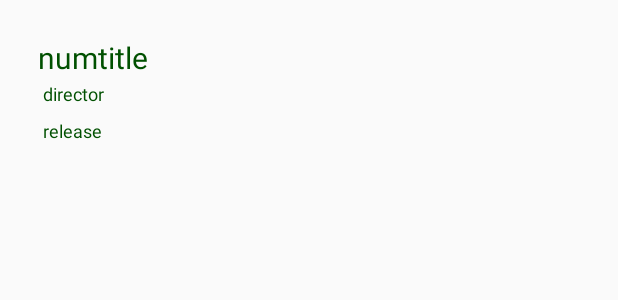
After one commit to d2634/prography_6th_android, an Android app: the layout movie_list.xml on its own in the app's theme, with its tools: preview values and no code run, on a phone screen of 412 x 824 dp. The commit adds this screen. Shown: the top 300 px of the screen. Run offline under Robolectric (Android 15) with nearby library versions, the phone set to English and light mode, and no system bars.

Commit message:
made movielist
parsed data using retrofit2
+using recyclerview

```diff
--- a/app/build.gradle
+++ b/app/build.gradle
@@ -27,4 +27,7 @@ dependencies {
     androidTestImplementation 'androidx.test.ext:junit:1.1.0'
     androidTestImplementation 'androidx.test.espresso:espresso-core:3.1.1'
     implementation 'com.google.android.material:material:1.0.0'
+    implementation 'com.squareup.retrofit2:retrofit:2.4.0'
+    implementation 'com.squareup.retrofit2:converter-gson:2.4.0'
+    implementation 'androidx.recyclerview:recyclerview:1.1.0'
 }
--- /dev/null
+++ b/app/src/main/res/layout/movie_list.xml
@@ -0,0 +1,76 @@
+<?xml version="1.0" encoding="utf-8"?>
+<LinearLayout xmlns:android="http://schemas.android.com/apk/res/android"
+    android:orientation="vertical" android:layout_width="match_parent"
+    android:layout_height="wrap_content"
+    android:id="@+id/wc_item"
+    android:layout_marginTop="7dp"
+    android:layout_marginLeft="5dp"
+    android:layout_marginRight="5dp"
+    >
+
+<LinearLayout
+    android:layout_width="match_parent"
+    android:layout_height="match_parent"
+    android:layout_gravity="center_vertical"
+    android:layout_marginTop="10dp"
+    android:layout_marginBottom="10dp"
+    android:orientation="vertical"
+    android:layout_marginLeft="20dp"
+    >
+    <LinearLayout
+        android:layout_width="260dp"
+        android:layout_height="wrap_content"
+        android:layout_gravity="center_vertical"
+        android:orientation="horizontal"
+        >
+    <TextView
+        android:id="@+id/num"
+       android:layout_width="wrap_content"
+        android:layout_height="wrap_content"
+        android:includeFontPadding="false"
+        android:textColor="#005000"
+        android:layout_marginTop="10dp"
+        android:text="num"
+        android:textSize="20dp"
+        android:lineSpacingExtra="4dp"
+        />
+        <TextView
+            android:id="@+id/title"
+            android:layout_width="260dp"
+            android:layout_height="wrap_content"
+            android:includeFontPadding="false"
+            android:textColor="#005000"
+            android:layout_marginTop="10dp"
+            android:text="title"
+            android:textSize="20dp"
+            android:lineSpacingExtra="4dp"
+            />
+    </LinearLayout>
+    <TextView
+        android:id="@+id/director"
+        android:layout_width="260dp"
+        android:layout_height="wrap_content"
+        android:includeFontPadding="false"
+        android:layout_marginTop="5dp"
+        android:layout_marginBottom="5dp"
+        android:layout_marginLeft="3dp"
+        android:textColor="#005000"
+        android:text="director"
+        android:textSize="12dp"
+        android:lineSpacingExtra="4dp"
+        />
+    <TextView
+        android:id="@+id/release"
+        android:layout_width="260dp"
+        android:layout_height="wrap_content"
+        android:includeFontPadding="false"
+        android:layout_marginTop="5dp"
+        android:layout_marginBottom="5dp"
+        android:layout_marginLeft="3dp"
+        android:textColor="#005000"
+        android:text="release"
+        android:textSize="12dp"
+        android:lineSpacingExtra="4dp"
+        />
+        </LinearLayout>
+</LinearLayout>
--- /dev/null
+++ b/app/src/main/res/xml/network_security_config.xml
@@ -0,0 +1,4 @@
+<?xml version="1.0" encoding="utf-8"?>
+<network-security-config>
+    <base-config cleartextTrafficPermitted="true" />
+</network-security-config>
```
Also changed, not shown: app/src/main/AndroidManifest.xml (+6 -1 lines), app/src/main/java/com/example/prography_6th_android_application/FragmentOne.java (+65 -0 lines), app/src/main/java/com/example/prography_6th_android_application/RemoteService.java (added, +11 -0 lines), app/src/main/java/com/example/prography_6th_android_application/movielist_recyclerAdapter.java (added, +101 -0 lines), app/src/main/java/com/example/prography_6th_android_application/movies.java (added, +20 -0 lines), app/src/main/res/layout/frag_layout_1.xml (+5 -4 lines).
